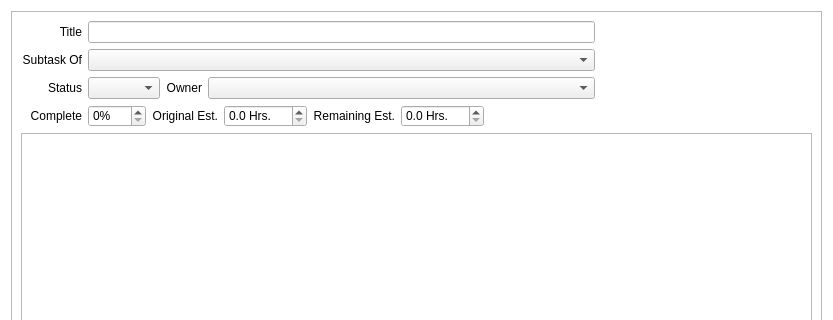
Qt form qtMushi/qtMushi/taskeditor.ui (JWambaugh/mushi) before a commit; both pictures show x 0 to 833 and y 0 to 320 of the 833 by 584 pixel window.
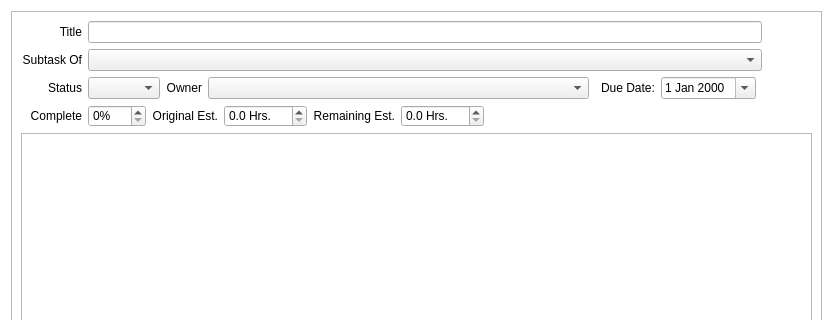
The same form after that commit.

What changed in the file:
```diff
--- a/qtMushi/qtMushi/taskeditor.ui
+++ b/qtMushi/qtMushi/taskeditor.ui
@@ -33,7 +33,7 @@
         <height>522</height>
        </rect>
       </property>
-      <layout class="QGridLayout" name="gridLayout_2" columnstretch="0,0,0,0,0,1">
+      <layout class="QGridLayout" name="gridLayout_2" columnstretch="0,0,0,0,0,0,0,0,0">
        <item row="0" column="0">
         <widget class="QLabel" name="label">
          <property name="sizePolicy">
@@ -53,7 +53,7 @@
          </property>
         </widget>
        </item>
-       <item row="0" column="1" colspan="4">
+       <item row="0" column="1" colspan="7">
         <widget class="QLineEdit" name="title"/>
        </item>
        <item row="1" column="0">
@@ -72,7 +72,7 @@
          </property>
         </widget>
        </item>
-       <item row="1" column="1" colspan="4">
+       <item row="1" column="1" colspan="7">
         <widget class="QComboBox" name="taskCombo"/>
        </item>
        <item row="2" column="0">
@@ -104,8 +104,12 @@
          </property>
         </widget>
        </item>
-       <item row="2" column="3" colspan="2">
-        <widget class="QComboBox" name="ownerCombo"/>
+       <item row="2" column="3">
+        <widget class="QComboBox" name="ownerCombo">
+         <property name="enabled">
+          <bool>true</bool>
+         </property>
+        </widget>
        </item>
        <item row="3" column="0">
         <widget class="QLabel" name="label_4">
@@ -117,7 +121,7 @@
          </property>
         </widget>
        </item>
-       <item row="3" column="1" colspan="5">
+       <item row="3" column="1" colspan="8">
         <layout class="QHBoxLayout" name="horizontalLayout_2">
          <item>
           <widget class="QSpinBox" name="percentComplete">
@@ -206,7 +210,7 @@
          </property>
         </spacer>
        </item>
-       <item row="4" column="0" colspan="6">
+       <item row="4" column="0" colspan="9">
         <widget class="QWidget" name="widget" native="true">
          <layout class="QVBoxLayout" name="verticalLayout">
           <property name="margin">
@@ -242,7 +246,7 @@
          </layout>
         </widget>
        </item>
-       <item row="2" column="5">
+       <item row="2" column="8">
         <spacer name="horizontalSpacer_4">
          <property name="orientation">
           <enum>Qt::Horizontal</enum>
@@ -255,7 +259,7 @@
          </property>
         </spacer>
        </item>
-       <item row="1" column="5">
+       <item row="1" column="8">
         <spacer name="horizontalSpacer_5">
          <property name="orientation">
           <enum>Qt::Horizontal</enum>
@@ -268,7 +272,7 @@
          </property>
         </spacer>
        </item>
-       <item row="0" column="5">
+       <item row="0" column="8">
         <spacer name="horizontalSpacer_6">
          <property name="orientation">
           <enum>Qt::Horizontal</enum>
@@ -281,6 +285,20 @@
          </property>
         </spacer>
        </item>
+       <item row="2" column="5">
+        <widget class="QLabel" name="label_8">
+         <property name="text">
+          <string>Due Date:</string>
+         </property>
+        </widget>
+       </item>
+       <item row="2" column="6">
+        <widget class="QDateEdit" name="dueDate">
+         <property name="calendarPopup">
+          <bool>true</bool>
+         </property>
+        </widget>
+       </item>
       </layout>
      </widget>
     </widget>
```
